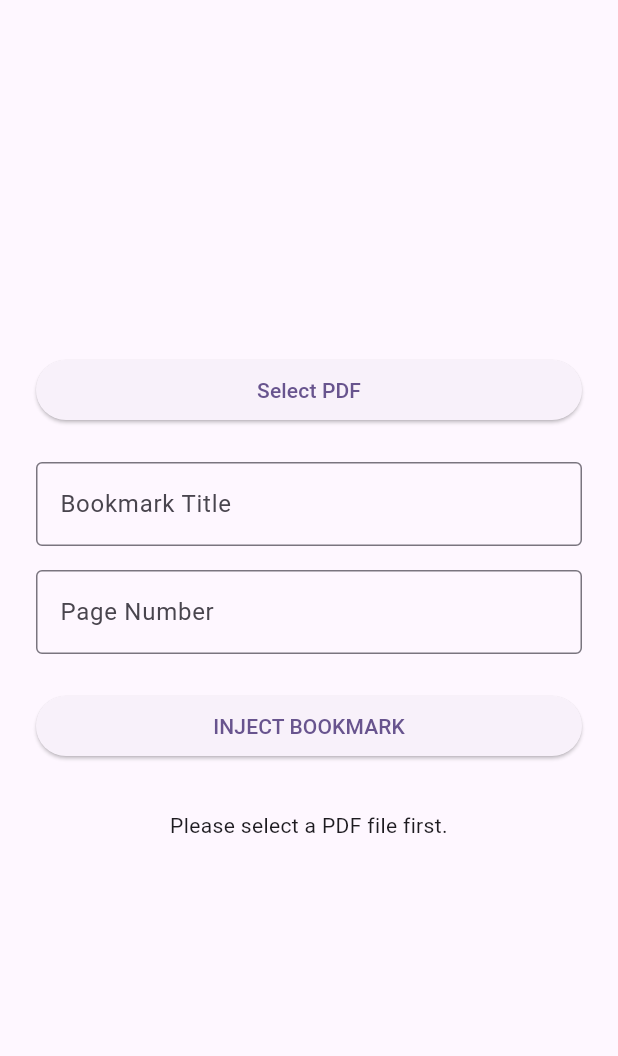
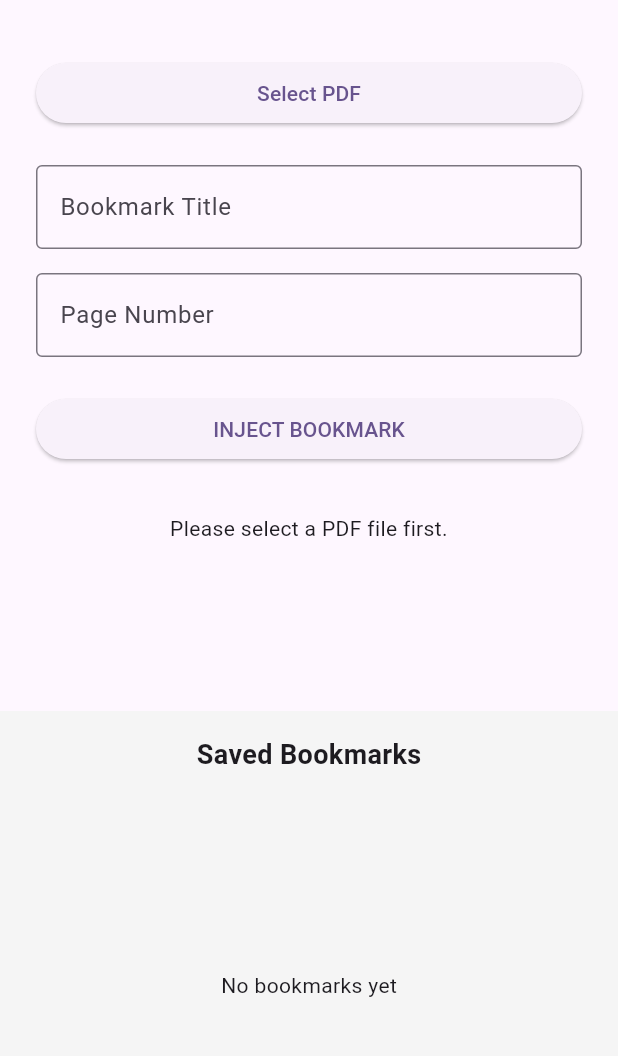
Before and after one commit to AbubakarYasir/Atlas-Reader, a Flutter app: the screen it shows after launch, after a tap on "INJECT BOOKMARK", on a phone screen of 412 x 824 dp, the part 63-1119 px from its top. Run offline on Flutter 3.47's test engine with Material 3 defaults, Android fonts, the phone set to English and light mode, and no system bars; our stand-ins replace drift, file_picker; missing offline and left inert: syncfusion_flutter_pdf; accounts and stored records are empty; generated files the repository leaves out were written again.

Commit message:
feat: Implement Dual-Layer Save and bookmark UI
- Initialize global AppDatabase instance in main()
- Implement Dual-Layer Save in _injectBookmark():
  * Instantly save bookmark to SQLite using addBookmark()
  * Show 'Saved to local DB!' feedback
  * Fire background PDF injection without awaiting
- Add FutureBuilder-based bookmarks ListView at bottom
- Display all saved bookmarks with delete functionality
- Auto-refresh list with setState() on bookmark changes
- Full database integration with UEP protocol

```diff
--- /dev/null
+++ b/lib/database.dart
@@ -0,0 +1,108 @@
+import 'dart:io';
+import 'package:drift/drift.dart';
+import 'package:drift/native.dart';
+import 'package:path_provider/path_provider.dart';
+import 'package:path/path.dart' as p;
+
+part 'database.g.dart';
+
+/// Bookmarks table definition
+@DataClassName('Bookmark')
+class Bookmarks extends Table {
+  IntColumn get id => integer().autoIncrement()();
+  TextColumn get filePath => text()();
+  TextColumn get title => text()();
+  IntColumn get pageIndex => integer()();
+  DateTimeColumn get createdAt => dateTime().withDefault(currentDateAndTime)();
+  DateTimeColumn get modifiedAt =>
+      dateTime().withDefault(currentDateAndTime)();
+}
+
+/// AppDatabase class extending _$AppDatabase
+@DriftDatabase(tables: [Bookmarks])
+class AppDatabase extends _$AppDatabase {
+  AppDatabase() : super(_openConnection());
+
+  @override
+  int get schemaVersion => 1;
+
+  /// Add a new bookmark to the database
+  Future<int> addBookmark({
+    required String filePath,
+    required String title,
+    required int pageIndex,
+  }) async {
+    return into(bookmarks).insert(
+      BookmarksCompanion(
+        filePath: Value(filePath),
+        title: Value(title),
+        pageIndex: Value(pageIndex),
+      ),
+    );
+  }
+
+  /// Get all bookmarks for a specific file
+  Future<List<Bookmark>> getBookmarksByFile(String filePath) async {
+    return (select(bookmarks)
+          ..where((tbl) => tbl.filePath.equals(filePath)))
+        .get();
+  }
+
+  /// Get all bookmarks
+  Future<List<Bookmark>> getAllBookmarks() async {
+    return select(bookmarks).get();
+  }
+
+  /// Update a bookmark
+  Future<bool> updateBookmark({
+    required int id,
+    required String title,
+    required int pageIndex,
+  }) async {
+    return update(bookmarks).replace(
+      Bookmark(
+        id: id,
+        filePath: (await (select(bookmarks)
+              ..where((tbl) => tbl.id.equals(id)))
+            .getSingleOrNull())
+            ?.filePath ??
+            '',
+        title: title,
+        pageIndex: pageIndex,
+        createdAt: (await (select(bookmarks)
+              ..where((tbl) => tbl.id.equals(id)))
+            .getSingleOrNull())
+            ?.createdAt ??
+            DateTime.now(),
+        modifiedAt: DateTime.now(),
+      ),
+    );
+  }
+
+  /// Delete a bookmark
+  Future<int> deleteBookmark(int id) async {
+    return (delete(bookmarks)..where((tbl) => tbl.id.equals(id))).go();
+  }
+
+  /// Delete all bookmarks for a specific file
+  Future<int> deleteBookmarksByFile(String filePath) async {
+    return (delete(bookmarks)..where((tbl) => tbl.filePath.equals(filePath)))
+        .go();
+  }
+
+  /// Search bookmarks by title
+  Future<List<Bookmark>> searchBookmarks(String query) async {
+    return (select(bookmarks)
+          ..where((tbl) => tbl.title.like('%$query%')))
+        .get();
+  }
+}
+
+/// Open connection to the SQLite database
+LazyDatabase _openConnection() {
+  return LazyDatabase(() async {
+    final dbFolder = await getApplicationDocumentsDirectory();
+    final file = File(p.join(dbFolder.path, 'atlas_db.sqlite'));
+    return NativeDatabase(file, logStatements: true);
+  });
+}
--- a/lib/main.dart
+++ b/lib/main.dart
@@ -2,9 +2,15 @@ import 'package:file_picker/file_picker.dart';
 import 'package:flutter/material.dart';
 import 'package:flutter/services.dart';
 
+import 'database.dart';
 import 'pdf_engine.dart';
 
-void main() {
+/// Global database instance
+late final AppDatabase database;
+
+void main() async {
+  WidgetsFlutterBinding.ensureInitialized();
+  database = AppDatabase();
   runApp(const MyApp());
 }
 
@@ -85,27 +91,44 @@ class _AtlasHomePageState extends State<AtlasHomePage> {
       return;
     }
 
-    setState(() => _status = 'Processing...');
-
     try {
-      final outputPath = await _pdfEngine.injectBookmark(
-        filePath,
-        bookmarkTitle,
-        pageNumber - 1,
+      // STEP 1: Dual-Layer Save - Instantly save to local database
+      await database.addBookmark(
+        filePath: filePath,
+        title: bookmarkTitle,
+        pageIndex: pageNumber - 1,
       );
 
       if (!mounted) return;
 
+      // Show instant UI feedback
       setState(() {
+        _status = 'Saved to local DB!';
+        _bookmarkTitleController.clear();
+        _pageNumberController.clear();
+      });
+
+      // STEP 2: Background injection - Do NOT await, let it run in background
+      _pdfEngine.injectBookmark(
+        filePath,
+        bookmarkTitle,
+        pageNumber - 1,
+      ).then((outputPath) {
+        if (!mounted) return;
         if (outputPath != null) {
-          _status = 'Success! File saved at $outputPath';
-        } else {
-          _status = 'Failed to inject bookmark. Check console for details.';
+          setState(() {
+            _status = 'Synced to PDF file: $outputPath';
+          });
         }
+      }).catchError((e) {
+        if (!mounted) return;
+        setState(() {
+          _status = 'PDF sync failed: $e';
         });
-    } on PdfOverwriteException catch (e) {
+      });
+    } catch (e) {
       if (!mounted) return;
-      setState(() => _status = e.message);
+      setState(() => _status = 'Error: $e');
     }
   }
 
@@ -115,7 +138,9 @@ class _AtlasHomePageState extends State<AtlasHomePage> {
       appBar: AppBar(
         title: const Text('Atlas UEP PoC'),
       ),
-      body: Center(
+      body: Column(
+        children: [
+          Expanded(
             child: SingleChildScrollView(
               padding: const EdgeInsets.all(24),
               child: Column(
@@ -166,6 +191,72 @@ class _AtlasHomePageState extends State<AtlasHomePage> {
               ),
             ),
           ),
+          // Bookmarks ListView with FutureBuilder
+          Container(
+            color: Colors.grey[100],
+            child: Column(
+              children: [
+                const Padding(
+                  padding: EdgeInsets.all(16),
+                  child: Text(
+                    'Saved Bookmarks',
+                    style: TextStyle(fontSize: 18, fontWeight: FontWeight.bold),
+                  ),
+                ),
+                SizedBox(
+                  height: 250,
+                  child: FutureBuilder<List<Bookmark>>(
+                    future: database.getAllBookmarks(),
+                    builder: (context, snapshot) {
+                      if (snapshot.connectionState == ConnectionState.waiting) {
+                        return const Center(child: CircularProgressIndicator());
+                      }
+
+                      if (snapshot.hasError) {
+                        return Center(
+                          child: Text('Error: ${snapshot.error}'),
+                        );
+                      }
+
+                      final bookmarks = snapshot.data ?? [];
+
+                      if (bookmarks.isEmpty) {
+                        return const Center(
+                          child: Text('No bookmarks yet'),
+                        );
+                      }
+
+                      return ListView.builder(
+                        itemCount: bookmarks.length,
+                        itemBuilder: (context, index) {
+                          final bookmark = bookmarks[index];
+                          return ListTile(
+                            title: Text(bookmark.title),
+                            subtitle: Text(
+                              'Page ${bookmark.pageIndex + 1} • ${bookmark.filePath.split('/').last}',
+                              maxLines: 1,
+                              overflow: TextOverflow.ellipsis,
+                            ),
+                            trailing: IconButton(
+                              icon: const Icon(Icons.delete),
+                              onPressed: () async {
+                                await database.deleteBookmark(bookmark.id);
+                                if (mounted) {
+                                  setState(() {});
+                                }
+                              },
+                            ),
+                          );
+                        },
+                      );
+                    },
+                  ),
+                ),
+              ],
+            ),
+          ),
+        ],
+      ),
     );
   }
 }
--- a/pubspec.yaml
+++ b/pubspec.yaml
@@ -36,6 +36,10 @@ dependencies:
   cupertino_icons: ^1.0.8
   syncfusion_flutter_pdf: ^33.2.10
   file_picker: ^11.0.2
+  drift: ^2.33.0
+  sqlite3_flutter_libs: ^0.6.0+eol
+  path_provider: ^2.1.5
+  path: ^1.9.1
 
 dev_dependencies:
   flutter_test:
@@ -47,6 +51,8 @@ dev_dependencies:
   # package. See that file for information about deactivating specific lint
   # rules and activating additional ones.
   flutter_lints: ^6.0.0
+  drift_dev: ^2.33.0
+  build_runner: ^2.15.0
 
 # For information on the generic Dart part of this file, see the
 # following page: https://dart.dev/tools/pub/pubspec
```
Also changed, not shown: lib/database.g.dart (added), pubspec.lock, 1 other file. Lines whose indentation alone changed are shown as unchanged.
